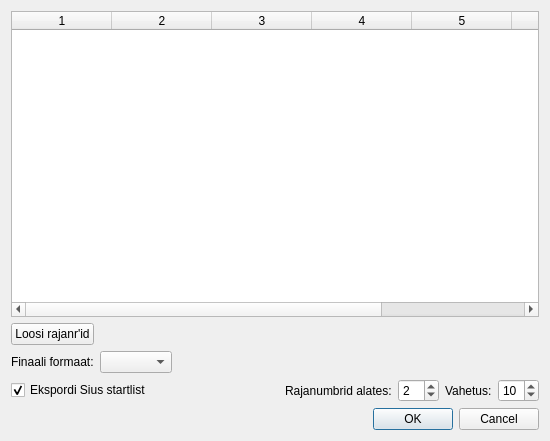
The window that protokollitaja/protokollitaja/finalsfileexport.ui (ymeramees/protokollitaja) describes before a commit, drawn with Qt 5.
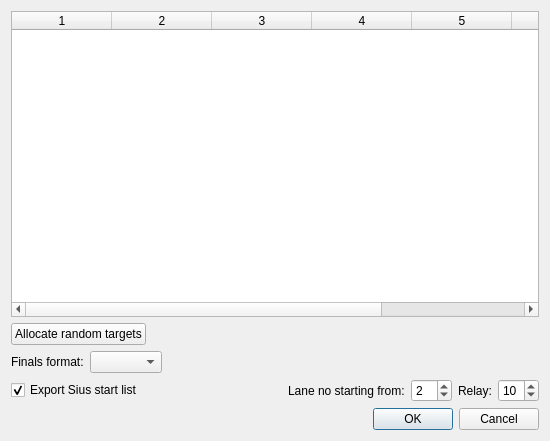
The same window after the commit. Icons and pictures are not drawn.

The edit to the form file:
```diff
--- a/protokollitaja/protokollitaja/finalsfileexport.ui
+++ b/protokollitaja/protokollitaja/finalsfileexport.ui
@@ -52,7 +52,7 @@
      <item>
       <widget class="QPushButton" name="drawButton">
        <property name="text">
-        <string>Loosi rajanr'id</string>
+        <string>Allocate random targets</string>
        </property>
       </widget>
      </item>
@@ -76,7 +76,7 @@
      <item>
       <widget class="QLabel" name="finalsFormatLabel">
        <property name="text">
-        <string>Finaali formaat:</string>
+        <string>Finals format:</string>
        </property>
       </widget>
      </item>
@@ -103,7 +103,7 @@
      <item>
       <widget class="QCheckBox" name="exportStartListBox">
        <property name="text">
-        <string>Ekspordi Sius startlist</string>
+        <string>Export Sius start list</string>
        </property>
        <property name="checked">
         <bool>true</bool>
@@ -126,7 +126,7 @@
      <item>
       <widget class="QLabel" name="targetNumberLabel">
        <property name="text">
-        <string>Rajanumbrid alates:</string>
+        <string>Lane no starting from:</string>
        </property>
       </widget>
      </item>
@@ -143,7 +143,7 @@
      <item>
       <widget class="QLabel" name="relayLabel">
        <property name="text">
-        <string>Vahetus:</string>
+        <string>Relay:</string>
        </property>
       </widget>
      </item>
```
Left out of the diff: 2 changed lines with no effect on the pictures.
